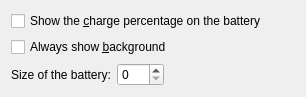
Old version of the form plasma/applets/battery/batteryConfig.ui in the repository mgottschlag/kwin-tiling.
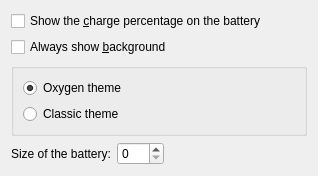
New version of the form. Custom widgets are drawn as their Qt base class.

Commit message:
New artwork for the battery. Taken from the Oxygeniconset, needs to be looked over for artistic correctness by some Oxygenor.
The classic theme is still available as an option.

What changed in the file:
```diff
--- a/plasma/applets/battery/batteryConfig.ui
+++ b/plasma/applets/battery/batteryConfig.ui
@@ -5,8 +5,8 @@
    <rect>
     <x>0</x>
     <y>0</y>
-    <width>306</width>
-    <height>95</height>
+    <width>318</width>
+    <height>170</height>
    </rect>
   </property>
   <property name="windowTitle" >
@@ -36,6 +36,29 @@
      </property>
     </widget>
    </item>
+   <item>
+    <widget class="KButtonGroup" name="styleGroup" >
+     <layout class="QVBoxLayout" >
+      <item>
+       <widget class="QRadioButton" name="oxygenBattery" >
+        <property name="text" >
+         <string>Oxygen theme</string>
+        </property>
+        <property name="checked" >
+         <bool>true</bool>
+        </property>
+       </widget>
+      </item>
+      <item>
+       <widget class="QRadioButton" name="classicBattery" >
+        <property name="text" >
+         <string>Classic theme</string>
+        </property>
+       </widget>
+      </item>
+     </layout>
+    </widget>
+   </item>
    <item>
     <layout class="QHBoxLayout" >
      <item>
@@ -75,6 +98,14 @@
    </item>
   </layout>
  </widget>
+ <customwidgets>
+  <customwidget>
+   <class>KButtonGroup</class>
+   <extends>QGroupBox</extends>
+   <header>kbuttongroup.h</header>
+   <container>1</container>
+  </customwidget>
+ </customwidgets>
  <resources/>
  <connections/>
 </ui>
```
Left out of the diff: 2 changed lines with no effect on the pictures. The commit also changes 5 other files.
